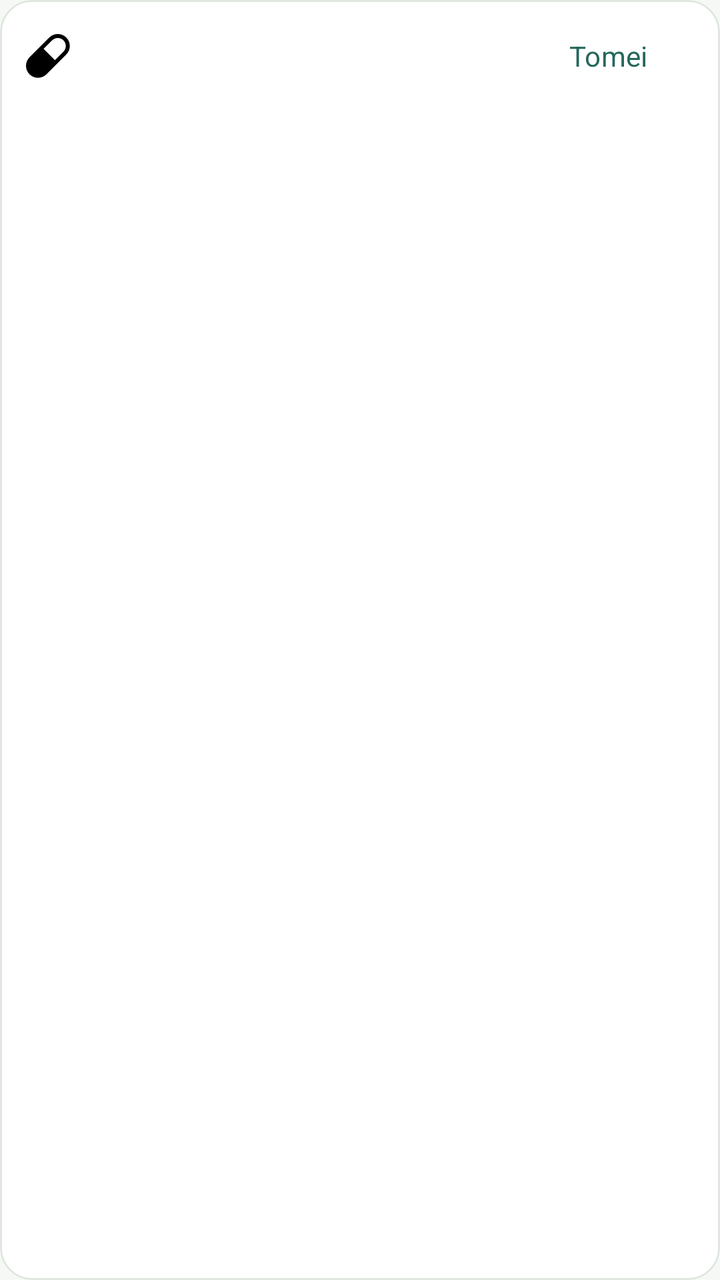
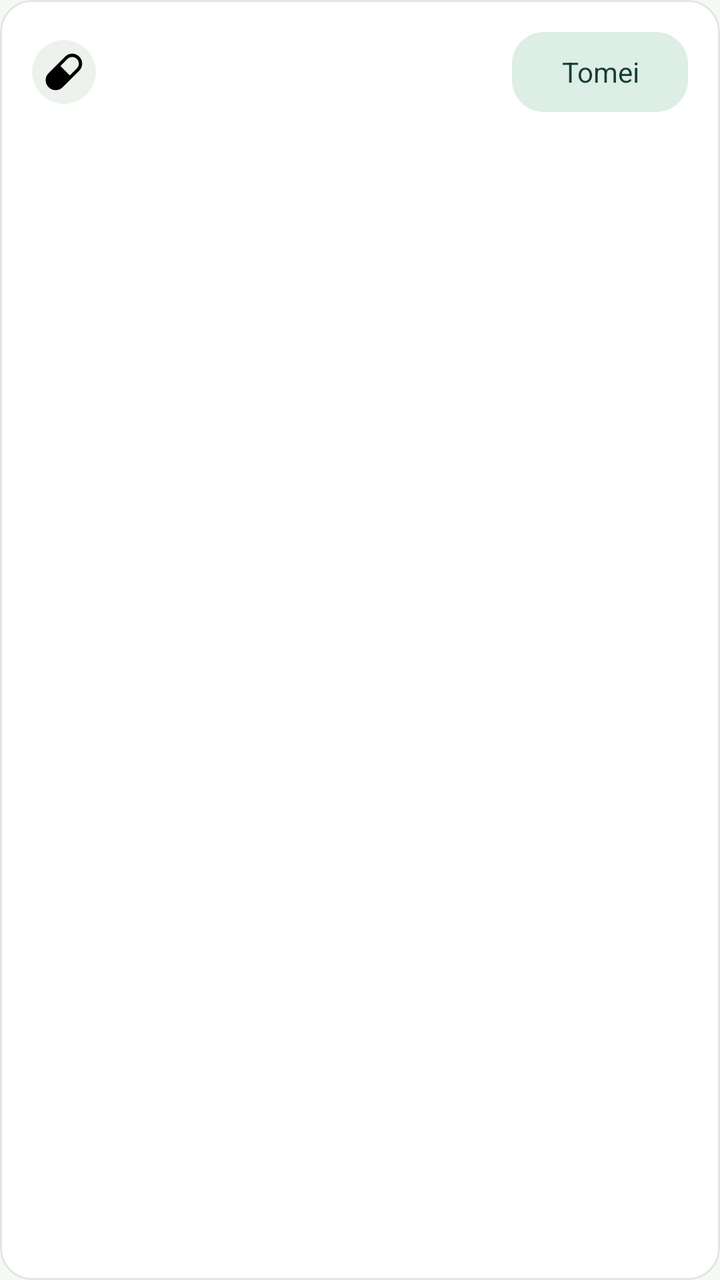

Two renders of the same Android screen: before a commit and after it. Below are the layout's source before the change and the commit's diff.
<!-- AndroidManifest.xml: application theme Theme.DoseCerta -->
<!-- res/layout/item_as_needed.xml -->
<?xml version="1.0" encoding="utf-8"?>
<com.google.android.material.card.MaterialCardView xmlns:android="http://schemas.android.com/apk/res/android" xmlns:app="http://schemas.android.com/apk/res-auto"
    android:layout_width="match_parent" android:layout_height="wrap_content" android:layout_marginBottom="6dp">
    <LinearLayout android:id="@+id/as_needed_content" android:layout_width="match_parent" android:layout_height="wrap_content" android:orientation="horizontal" android:gravity="center_vertical" android:paddingHorizontal="12dp" android:paddingVertical="4dp">
        <ImageView android:id="@+id/image_medication_icon" android:layout_width="24dp" android:layout_height="24dp" android:src="@drawable/ic_pill" android:importantForAccessibility="no" />
        <LinearLayout android:layout_width="0dp" android:layout_weight="1" android:layout_height="wrap_content" android:layout_marginStart="10dp" android:orientation="vertical">
            <TextView android:id="@+id/text_medication_name" android:layout_width="match_parent" android:layout_height="wrap_content" android:textAppearance="@style/TextAppearance.DoseCerta.Title" />
            <TextView android:id="@+id/text_medication_dosage" android:layout_width="match_parent" android:layout_height="wrap_content" android:textAppearance="@style/TextAppearance.DoseCerta.Body" android:textSize="13sp" />
        </LinearLayout>
        <com.google.android.material.button.MaterialButton android:id="@+id/button_take_as_needed" style="@style/Widget.DoseCerta.Button.Text"
            android:layout_width="wrap_content" android:layout_height="wrap_content" android:paddingHorizontal="12dp" android:text="@string/home_as_needed_take" />
    </LinearLayout>
</com.google.android.material.card.MaterialCardView>
<!-- resources referenced by this layout -->
<resources>
  <style name="TextAppearance.DoseCerta.Body" parent="TextAppearance.Material3.BodyMedium">
          <item name="android:textColor">?attr/colorOnSurfaceVariant</item>
      </style>
  <style name="TextAppearance.DoseCerta.Title" parent="TextAppearance.Material3.TitleMedium">
          <item name="android:textColor">?attr/colorOnSurface</item>
          <item name="android:fontFamily">sans-serif-medium</item>
      </style>
  <style name="Widget.DoseCerta.Button.Text" parent="Widget.Material3.Button.TextButton">
          <item name="android:minHeight">48dp</item>
          <item name="cornerRadius">24dp</item>
      </style>
  <color name="ui_primary">#25685B</color>
  <color name="ui_secondary">#53685F</color>
  <color name="ui_tertiary">#486580</color>
  <color name="ui_error">#AD393A</color>
  <color name="ui_on_error">#FFFFFF</color>
  <color name="ui_on_surface">#1D2924</color>
  <color name="ui_surface">#FFFFFF</color>
  <color name="ui_outline">#87958B</color>
  <style name="Widget.DoseCerta.Button" parent="Widget.Material3.Button">
          <item name="android:minHeight">48dp</item>
          <item name="android:textAllCaps">false</item>
          <item name="cornerRadius">24dp</item>
      </style>
  <style name="Widget.DoseCerta.CardView" parent="Widget.Material3.CardView.Outlined">
          <item name="cardBackgroundColor">?attr/colorSurface</item>
          <item name="cardCornerRadius">16dp</item>
          <item name="cardElevation">0dp</item>
          <item name="strokeColor">?attr/colorOutlineVariant</item>
          <item name="strokeWidth">1dp</item>
      </style>
  <style name="Widget.DoseCerta.TextInput" parent="Widget.Material3.TextInputLayout.OutlinedBox">
          <item name="boxCornerRadiusTopStart">12dp</item>
          <item name="boxCornerRadiusTopEnd">12dp</item>
          <item name="boxCornerRadiusBottomStart">12dp</item>
          <item name="boxCornerRadiusBottomEnd">12dp</item>
          <item name="boxBackgroundColor">?attr/colorSurface</item>
          <item name="boxStrokeColor">@color/ui_input_stroke</item>
      </style>
  <style name="ShapeAppearance.DoseCerta.SmallComponent" parent="ShapeAppearance.Material3.SmallComponent">
          <item name="cornerSize">12dp</item>
      </style>
  <style name="ShapeAppearance.DoseCerta.MediumComponent" parent="ShapeAppearance.Material3.MediumComponent">
          <item name="cornerSize">16dp</item>
      </style>
  <!-- unchanged entries left out for length: 23 -->
</resources>

<!-- the commit's change to res/layout/item_as_needed.xml (unified diff, before → after) -->
@@ -1,13 +1,16 @@
 <?xml version="1.0" encoding="utf-8"?>
 <com.google.android.material.card.MaterialCardView xmlns:android="http://schemas.android.com/apk/res/android" xmlns:app="http://schemas.android.com/apk/res-auto"
-    android:layout_width="match_parent" android:layout_height="wrap_content" android:layout_marginBottom="6dp">
-    <LinearLayout android:id="@+id/as_needed_content" android:layout_width="match_parent" android:layout_height="wrap_content" android:orientation="horizontal" android:gravity="center_vertical" android:paddingHorizontal="12dp" android:paddingVertical="4dp">
-        <ImageView android:id="@+id/image_medication_icon" android:layout_width="24dp" android:layout_height="24dp" android:src="@drawable/ic_pill" android:importantForAccessibility="no" />
-        <LinearLayout android:layout_width="0dp" android:layout_weight="1" android:layout_height="wrap_content" android:layout_marginStart="10dp" android:orientation="vertical">
-            <TextView android:id="@+id/text_medication_name" android:layout_width="match_parent" android:layout_height="wrap_content" android:textAppearance="@style/TextAppearance.DoseCerta.Title" />
-            <TextView android:id="@+id/text_medication_dosage" android:layout_width="match_parent" android:layout_height="wrap_content" android:textAppearance="@style/TextAppearance.DoseCerta.Body" android:textSize="13sp" />
+    style="@style/Widget.DoseCerta.CardView.Compact"
+    android:layout_width="match_parent" android:layout_height="wrap_content" android:layout_marginBottom="@dimen/ui_card_gap">
+    <LinearLayout android:id="@+id/as_needed_content" android:layout_width="match_parent" android:layout_height="wrap_content" android:orientation="horizontal" android:gravity="center_vertical" android:paddingHorizontal="16dp" android:paddingVertical="12dp">
+        <LinearLayout android:layout_width="0dp" android:layout_weight="1" android:layout_height="wrap_content" android:orientation="horizontal" android:gravity="center_vertical">
+            <ImageView android:id="@+id/image_medication_icon" android:layout_width="32dp" android:layout_height="32dp" android:padding="6dp" android:background="@drawable/content_icon_background" android:src="@drawable/ic_pill" android:importantForAccessibility="no" />
+            <LinearLayout android:layout_width="0dp" android:layout_weight="1" android:layout_height="wrap_content" android:layout_marginStart="12dp" android:orientation="vertical">
+                <TextView android:id="@+id/text_medication_name" android:layout_width="match_parent" android:layout_height="wrap_content" android:textAppearance="@style/TextAppearance.DoseCerta.Title" />
+                <TextView android:id="@+id/text_medication_dosage" android:layout_width="match_parent" android:layout_height="wrap_content" android:layout_marginTop="4dp" android:textAppearance="@style/TextAppearance.DoseCerta.Body" android:textSize="13sp" />
+            </LinearLayout>
         </LinearLayout>
-        <com.google.android.material.button.MaterialButton android:id="@+id/button_take_as_needed" style="@style/Widget.DoseCerta.Button.Text"
-            android:layout_width="wrap_content" android:layout_height="wrap_content" android:paddingHorizontal="12dp" android:text="@string/home_as_needed_take" />
+        <com.google.android.material.button.MaterialButton android:id="@+id/button_take_as_needed" style="@style/Widget.DoseCerta.Button.Tonal"
+            android:layout_width="wrap_content" android:layout_height="wrap_content" android:layout_marginStart="8dp" android:paddingHorizontal="12dp" android:text="@string/home_as_needed_take" />
     </LinearLayout>
 </com.google.android.material.card.MaterialCardView>
<!-- resource entries referenced after the edit -->
@@ -1,15 +1,38 @@
 <!-- resources referenced by this layout -->
 <resources>
+  <dimen name="ui_card_gap">12dp</dimen>
+  <!-- drawable content_icon_background (drawable) -->
+  <?xml version="1.0" encoding="utf-8"?>
+  <shape xmlns:android="http://schemas.android.com/apk/res/android" android:shape="oval">
+      <solid android:color="?attr/colorSurfaceContainer" />
+  </shape>
   <style name="TextAppearance.DoseCerta.Body" parent="TextAppearance.Material3.BodyMedium">
           <item name="android:textColor">?attr/colorOnSurfaceVariant</item>
+          <item name="android:textSize">14sp</item>
+          <item name="android:lineSpacingExtra">3dp</item>
       </style>
   <style name="TextAppearance.DoseCerta.Title" parent="TextAppearance.Material3.TitleMedium">
+          <item name="android:textSize">16sp</item>
           <item name="android:textColor">?attr/colorOnSurface</item>
           <item name="android:fontFamily">sans-serif-medium</item>
       </style>
-  <style name="Widget.DoseCerta.Button.Text" parent="Widget.Material3.Button.TextButton">
+  <style name="Widget.DoseCerta.Button.Tonal" parent="Widget.Material3.Button.TonalButton">
           <item name="android:minHeight">48dp</item>
-          <item name="cornerRadius">24dp</item>
+          <item name="cornerRadius">@dimen/button_corner_radius</item>
+          <item name="android:textAppearance">@style/TextAppearance.DoseCerta.Action</item>
+          <item name="android:textAllCaps">false</item>
+          <item name="backgroundTint">?attr/colorPrimaryContainer</item>
+          <item name="android:textColor">?attr/colorOnPrimaryContainer</item>
+          <item name="iconTint">?attr/colorOnPrimaryContainer</item>
+      </style>
+  <style name="Widget.DoseCerta.CardView.Compact" parent="Widget.DoseCerta.CardView">
+          <item name="cardCornerRadius">16dp</item>
+      </style>
+  <dimen name="button_corner_radius">16dp</dimen>
+  <style name="TextAppearance.DoseCerta.Action" parent="TextAppearance.Material3.LabelLarge">
+          <item name="android:fontFamily">sans-serif-medium</item>
+          <item name="android:textSize">14sp</item>
+          <item name="android:letterSpacing">0</item>
       </style>
   <color name="ui_primary">#25685B</color>
   <color name="ui_secondary">#53685F</color>
@@ -22,28 +45,32 @@
   <style name="Widget.DoseCerta.Button" parent="Widget.Material3.Button">
           <item name="android:minHeight">48dp</item>
           <item name="android:textAllCaps">false</item>
-          <item name="cornerRadius">24dp</item>
+          <item name="cornerRadius">@dimen/button_corner_radius</item>
+          <item name="android:textAppearance">@style/TextAppearance.DoseCerta.Action</item>
+          <item name="android:paddingTop">12dp</item>
+          <item name="android:paddingBottom">12dp</item>
       </style>
   <style name="Widget.DoseCerta.CardView" parent="Widget.Material3.CardView.Outlined">
           <item name="cardBackgroundColor">?attr/colorSurface</item>
-          <item name="cardCornerRadius">16dp</item>
+          <item name="cardCornerRadius">@dimen/card_corner_radius</item>
           <item name="cardElevation">0dp</item>
           <item name="strokeColor">?attr/colorOutlineVariant</item>
           <item name="strokeWidth">1dp</item>
       </style>
+  <dimen name="card_corner_radius">22dp</dimen>
   <style name="Widget.DoseCerta.TextInput" parent="Widget.Material3.TextInputLayout.OutlinedBox">
-          <item name="boxCornerRadiusTopStart">12dp</item>
-          <item name="boxCornerRadiusTopEnd">12dp</item>
-          <item name="boxCornerRadiusBottomStart">12dp</item>
-          <item name="boxCornerRadiusBottomEnd">12dp</item>
+          <item name="boxCornerRadiusTopStart">16dp</item>
+          <item name="boxCornerRadiusTopEnd">16dp</item>
+          <item name="boxCornerRadiusBottomStart">16dp</item>
+          <item name="boxCornerRadiusBottomEnd">16dp</item>
           <item name="boxBackgroundColor">?attr/colorSurface</item>
           <item name="boxStrokeColor">@color/ui_input_stroke</item>
       </style>
   <style name="ShapeAppearance.DoseCerta.SmallComponent" parent="ShapeAppearance.Material3.SmallComponent">
-          <item name="cornerSize">12dp</item>
+          <item name="cornerSize">16dp</item>
       </style>
   <style name="ShapeAppearance.DoseCerta.MediumComponent" parent="ShapeAppearance.Material3.MediumComponent">
-          <item name="cornerSize">16dp</item>
+          <item name="cornerSize">@dimen/card_corner_radius</item>
       </style>
   <!-- unchanged entries left out for length: 23 -->
 </resources>
